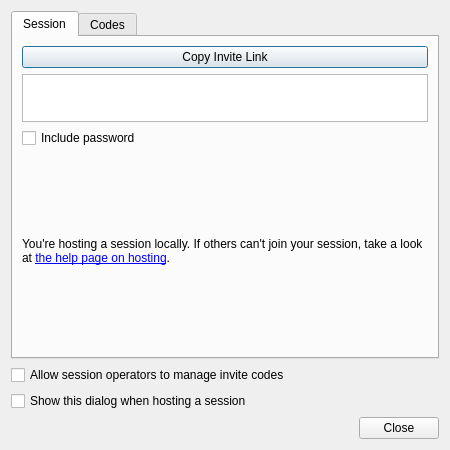
Above: src/desktop/ui/invitedialog.ui from drawpile/Drawpile before the change. Below: the same form after it.
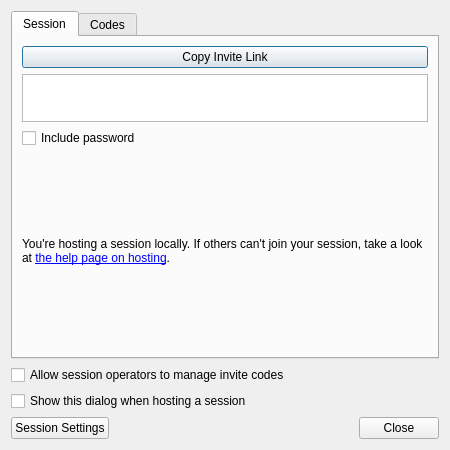
That is the form after the change. Icons and pictures are not drawn. Custom widgets are drawn as their Qt base class.

Commit message:
Add session settings button to invite dialog
To make that easier to find for new users. The invite dialog is also no
longer modal.

Diff of the .ui file:
```diff
--- a/src/desktop/ui/invitedialog.ui
+++ b/src/desktop/ui/invitedialog.ui
@@ -294,6 +294,35 @@
     </widget>
    </item>
    <item>
+    <layout class="QHBoxLayout" name="buttonsLayout" stretch="0,1">
+     <property name="spacing">
+      <number>0</number>
+     </property>
+     <property name="leftMargin">
+      <number>0</number>
+     </property>
+     <property name="topMargin">
+      <number>0</number>
+     </property>
+     <property name="rightMargin">
+      <number>0</number>
+     </property>
+     <property name="bottomMargin">
+      <number>0</number>
+     </property>
+     <item>
+      <widget class="QPushButton" name="sessionSettingsButton">
+       <property name="text">
+        <string>Session Settings</string>
+       </property>
+       <property name="icon">
+        <iconset theme="configure">
+         <normalon>theme:configure.svg</normalon>
+        </iconset>
+       </property>
+      </widget>
+     </item>
+     <item>
     <widget class="QDialogButtonBox" name="buttons">
      <property name="orientation">
       <enum>Qt::Horizontal</enum>
@@ -302,6 +331,8 @@
       <set>QDialogButtonBox::Close</set>
      </property>
     </widget>
+     </item>
+    </layout>
    </item>
   </layout>
  </widget>
```
Left out of the diff: 2 changed lines with no effect on the pictures. Lines whose indentation alone changed are shown as unchanged. The commit also changes 4 other files.
